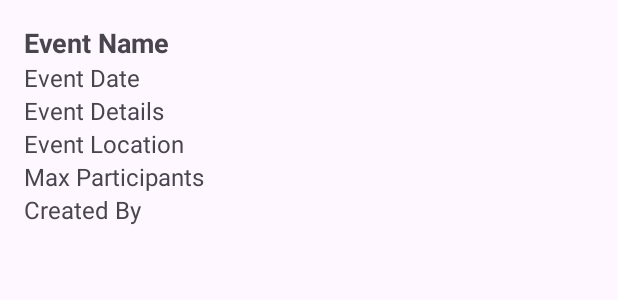
After one commit to HobbyATM/HobbyApp, an Android app: the layout dialog_event_details.xml on its own in the app's theme, with its tools: preview values and no code run, on a phone screen of 412 x 824 dp. The commit adds this screen. Shown: the top 300 px of the screen. Run offline under Robolectric (Android 15) with nearby library versions, the phone set to English and light mode, and no system bars.

Commit message:
Profile created & joiend Events

```diff
--- a/app/src/main/java/com/example/hobbyapp/AddEvent.kt
+++ b/app/src/main/java/com/example/hobbyapp/AddEvent.kt
@@ -133,7 +133,7 @@ class AddEvent : Fragment() {
 
         if (eventId != null) {
             val participants = mapOf(currentUser.uid to true)
-            val event = Event(eventName, maxParticipants, eventDate, eventDetails, eventLocation, currentUser.uid, participants)
+            val event = Event(eventId, eventName, maxParticipants, eventDate, eventDetails, eventLocation, currentUser.uid, participants)
             database.child(eventId).setValue(event)
                 .addOnSuccessListener {
                     Toast.makeText(context, "Etkinlik başarıyla oluşturuldu", Toast.LENGTH_SHORT).show()
@@ -143,4 +143,5 @@ class AddEvent : Fragment() {
                 }
         }
     }
+
 }
--- a/app/src/main/java/com/example/hobbyapp/Event.kt
+++ b/app/src/main/java/com/example/hobbyapp/Event.kt
@@ -1,11 +1,12 @@
 package com.example.hobbyapp
 
 data class Event(
+    val eventId: String = "",
     val eventName: String = "",
     val maxParticipants: Int = 0,
     val eventDate: String = "",
     val eventDetails: String = "",
     val eventLocation: String = "",
     val createdBy: String = "",
-    val participants: Map<String, Boolean> = emptyMap()
+    val participants: Map<String, Boolean> = mapOf()
 )
--- a/app/src/main/java/com/example/hobbyapp/SignUpActivity.kt
+++ b/app/src/main/java/com/example/hobbyapp/SignUpActivity.kt
@@ -35,7 +35,8 @@ class SignUpActivity : AppCompatActivity() {
                 "phone" to phone,
                 "email" to email,
                 "password" to password,
-                "joinedEvents" to emptyList<String>() // Başlangıçta boş bir liste
+                "joinedEvents" to emptyList<String>(),
+                "createdBy" to emptyList<String>()
             )
 
             if (email.isNotEmpty() && password.isNotEmpty() && confirmPass.isNotEmpty() && username.isNotEmpty() && phone.isNotEmpty()) {
--- /dev/null
+++ b/app/src/main/res/layout/dialog_event_details.xml
@@ -0,0 +1,50 @@
+<?xml version="1.0" encoding="utf-8"?>
+<LinearLayout xmlns:android="http://schemas.android.com/apk/res/android"
+    android:layout_width="match_parent"
+    android:layout_height="wrap_content"
+    android:orientation="vertical"
+    android:padding="16dp">
+
+    <TextView
+        android:id="@+id/textViewEventName"
+        android:layout_width="match_parent"
+        android:layout_height="wrap_content"
+        android:text="Event Name"
+        android:textSize="18sp"
+        android:textStyle="bold" />
+
+    <TextView
+        android:id="@+id/textViewEventDate"
+        android:layout_width="match_parent"
+        android:layout_height="wrap_content"
+        android:text="Event Date"
+        android:textSize="16sp" />
+
+    <TextView
+        android:id="@+id/textViewEventDetails"
+        android:layout_width="match_parent"
+        android:layout_height="wrap_content"
+        android:text="Event Details"
+        android:textSize="16sp" />
+
+    <TextView
+        android:id="@+id/textViewEventLocation"
+        android:layout_width="match_parent"
+        android:layout_height="wrap_content"
+        android:text="Event Location"
+        android:textSize="16sp" />
+
+    <TextView
+        android:id="@+id/textViewEventMaxParticipants"
+        android:layout_width="match_parent"
+        android:layout_height="wrap_content"
+        android:text="Max Participants"
+        android:textSize="16sp" />
+
+    <TextView
+        android:id="@+id/textViewCreatedBy"
+        android:layout_width="match_parent"
+        android:layout_height="wrap_content"
+        android:text="Created By"
+        android:textSize="16sp" />
+</LinearLayout>
--- a/app/src/main/res/values/themes.xml
+++ b/app/src/main/res/values/themes.xml
@@ -1,6 +1,6 @@
 <resources xmlns:tools="http://schemas.android.com/tools">
     <!-- Base application theme. -->
-    <style name="Base.Theme.HobbyApp" parent="Theme.AppCompat.DayNight.NoActionBar">
+    <style name="Base.Theme.HobbyApp" parent="Theme.Material3.DayNight.NoActionBar">
         <!-- Customize your light theme here. -->
         <!-- <item name="colorPrimary">@color/my_light_primary</item> -->
     </style>
```
Also changed, not shown: app/src/main/java/com/example/hobbyapp/CreatedEventsAdapter.kt (added, +46 -0 lines), app/src/main/java/com/example/hobbyapp/EventDetailsDialog.kt (+30 -39 lines), app/src/main/java/com/example/hobbyapp/EventParticipantsDialog.kt (added, +43 -0 lines), app/src/main/java/com/example/hobbyapp/JoinedEventsAdapter.kt (added, +48 -0 lines), app/src/main/java/com/example/hobbyapp/Profile.kt (+108 -39 lines), app/src/main/res/layout/dialog_event_participants.xml (added, +14 -0 lines), app/src/main/res/layout/item_created_event.xml (added, +36 -0 lines), app/src/main/res/layout/item_joined_event.xml (added, +28 -0 lines).
